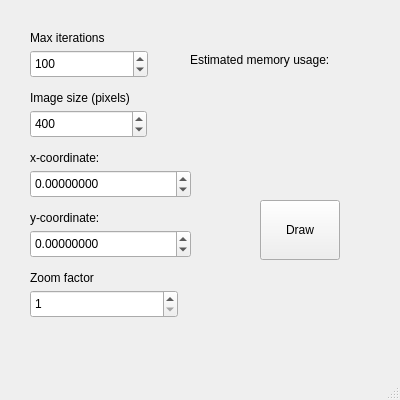
Above: mainwindow.ui from jarkkoa/jargebrot-gui before the change. Below: the same form after it.
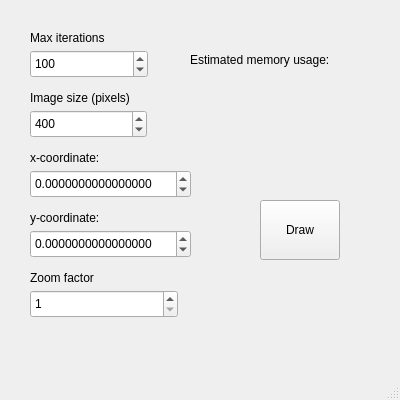
That is the form after the change.

Commit message: Allow for more precise coordinates

Diff of the .ui file:
```diff
--- a/mainwindow.ui
+++ b/mainwindow.ui
@@ -142,7 +142,7 @@
      </rect>
     </property>
     <property name="decimals">
-     <number>8</number>
+     <number>16</number>
     </property>
     <property name="minimum">
      <double>-2.000000000000000</double>
@@ -164,7 +164,7 @@
      </rect>
     </property>
     <property name="decimals">
-     <number>8</number>
+     <number>16</number>
     </property>
     <property name="minimum">
      <double>-2.000000000000000</double>
```
Left out of the diff: 2 changed lines with no effect on the pictures.
